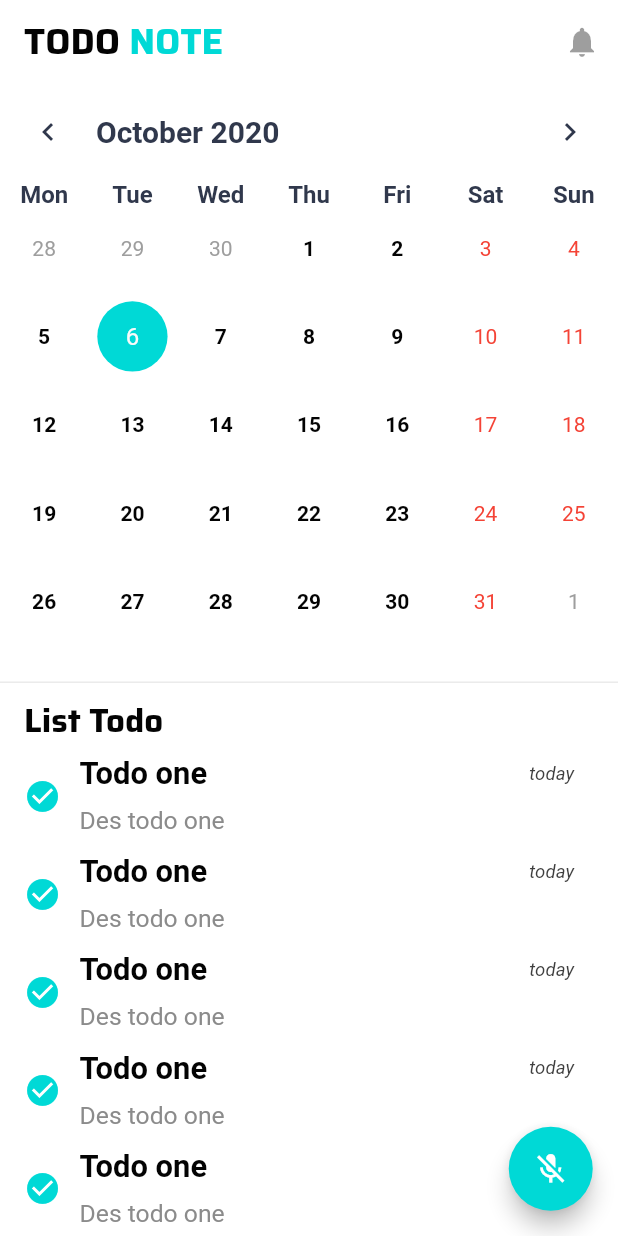
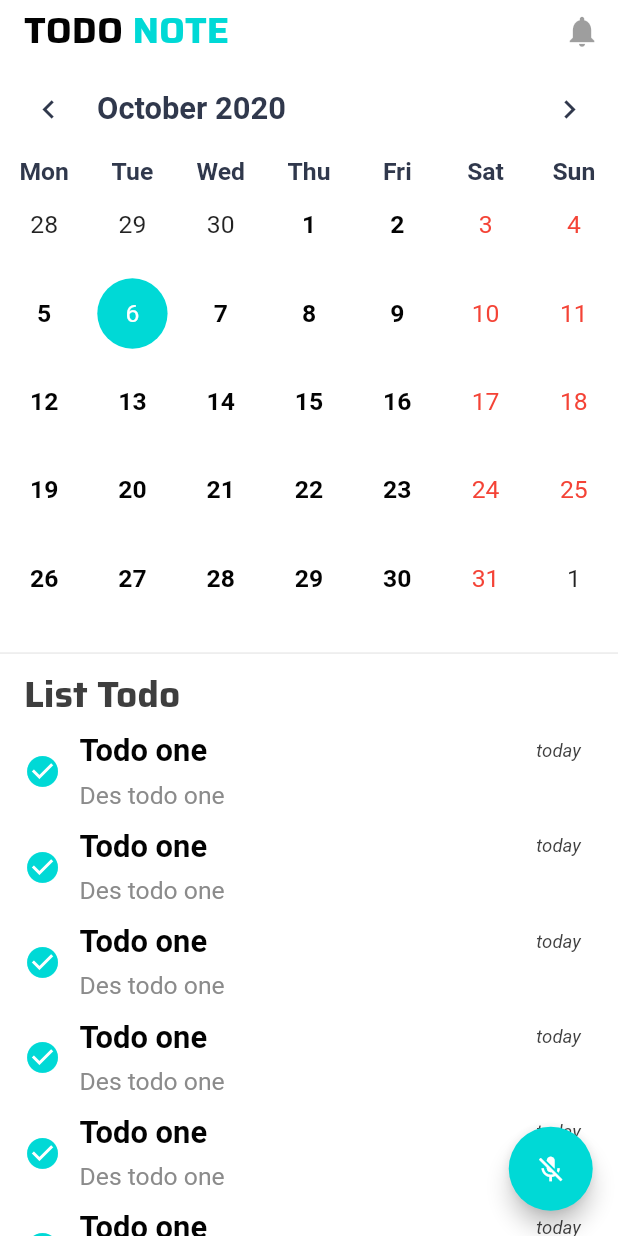
Before and after one commit to haprosd5/flutter_project_toapp_text_recongnize, a Flutter app: the screen it shows after launch, on a phone screen of 412 x 824 dp. Run offline on Flutter 3.47's test engine with Material 2 defaults, Android fonts, the phone set to English and light mode, and no system bars; drawn by our look-alikes of avatar_glow, table_calendar; our stand-ins replace google_fonts.

Commit message:
comit sau kh i cai lai ma tinh

```diff
--- a/lib/screens/home_screen.dart
+++ b/lib/screens/home_screen.dart
@@ -32,13 +32,16 @@ class _HomeScreenState extends State<HomeScreen> {
   Widget build(BuildContext context) {
     SizeConfig().init(context);
     return Scaffold(
-      appBar: AppBar(
+      appBar: PreferredSize(
+        preferredSize: Size.fromHeight(40.0),
+        child: AppBar(
           title: Row(
+            crossAxisAlignment: CrossAxisAlignment.end,
             children: <Widget>[
               Text(
                 'TODO ',
                 style: GoogleFonts.saira(
-                fontSize: 24,
+                  fontSize: SizeConfig.blockSizeVertical * 3,
                   color: kTextPrimaryMainColor,
                   fontWeight: FontWeight.bold,
                 ),
@@ -46,15 +49,21 @@ class _HomeScreenState extends State<HomeScreen> {
               Text(
                 'NOTE',
                 style: GoogleFonts.saira(
-                  fontSize: 24,
+                    fontSize: SizeConfig.blockSizeVertical * 3,
                     color: kAccendMainColor,
                     fontWeight: FontWeight.bold),
               ),
             ],
           ),
           actions: <Widget>[
-          IconButton(icon: Icon(Icons.notifications), onPressed: null)
+            IconButton(
+                icon: Icon(
+                  Icons.notifications,
+                  size: SizeConfig.blockSizeVertical * 3,
+                ),
+                onPressed: null)
           ],
+        ),
       ),
       body: Container(
         child: SingleChildScrollView(
@@ -64,46 +73,61 @@ class _HomeScreenState extends State<HomeScreen> {
                 startingDayOfWeek: StartingDayOfWeek.monday,
                 calendarController: calendarController,
                 calendarStyle: CalendarStyle(
+                  selectedStyle: TextStyle(
+                    fontSize: SizeConfig.blockSizeVertical * 2,
+                    color: kPrimaryMainColor,
+                  ),
+                  outsideStyle: TextStyle(
+                    fontSize: SizeConfig.blockSizeVertical * 2,
+                  ),
+                  weekendStyle: TextStyle(
+                    fontSize: SizeConfig.blockSizeVertical * 2,
+                    color: Colors.red,
+                  ),
                   weekdayStyle: TextStyle(
                     color: kTextPrimaryMainColor,
-                        fontWeight: FontWeight.bold),
+                    fontSize: SizeConfig.blockSizeVertical * 2,
+                    fontWeight: FontWeight.bold,
+                  ),
                   selectedColor: kAccendMainColor,
-                    todayColor: kTextPrimarySubColor),
+                  todayColor: kTextPrimarySubColor,
+                ),
                 daysOfWeekStyle: DaysOfWeekStyle(
                   weekdayStyle: TextStyle(
                       color: Color(0xff30384c),
                       fontWeight: FontWeight.bold,
-                      fontSize: 16),
+                      fontSize: SizeConfig.blockSizeVertical * 2),
                   weekendStyle: TextStyle(
                       color: Color(0xff30384c),
                       fontWeight: FontWeight.bold,
-                      fontSize: 16),
+                      fontSize: SizeConfig.blockSizeVertical * 2),
                 ),
                 headerStyle: HeaderStyle(
                   formatButtonVisible: false,
                   titleTextStyle: TextStyle(
                     color: Color(0xff30384c),
-                    fontSize: 20,
+                    fontSize: SizeConfig.blockSizeVertical * 2.5,
                     fontWeight: FontWeight.bold,
                   ),
                   leftChevronIcon: Icon(
                     Icons.chevron_left,
+                    size: SizeConfig.blockSizeVertical * 3,
                     color: Color(0xff30384c),
                   ),
                   rightChevronIcon: Icon(
                     Icons.chevron_right,
+                    size: SizeConfig.blockSizeVertical * 3,
                     color: Color(0xff30384c),
                   ),
                 ),
                 locale: 'en_US',
               ),
               SizedBox(
-                height: SizeConfig.blockSizeVertical * 2.0,
+                height: SizeConfig.blockSizeVertical * 1.5,
               ),
               Divider(),
               Container(
                 width: SizeConfig.screenWidth,
-                  //height: SizeConfig.screenHeight,
                 child: Padding(
                   padding: const EdgeInsets.symmetric(horizontal: 16.0),
                   child: Column(
@@ -112,25 +136,23 @@ class _HomeScreenState extends State<HomeScreen> {
                       Text(
                         'List Todo',
                         style: GoogleFonts.saira(
-                              fontSize: 22,
-                              color: kTextPrimaryMainColor,
+                            fontSize: SizeConfig.blockSizeVertical * 3,
+                            color: kTextPrimarySubColor,
                             fontWeight: FontWeight.bold),
                       ),
                       // hien thi phan todo
-                        Container(
-                          child: ListView.builder(
+                      ListView.builder(
                         physics: const NeverScrollableScrollPhysics(),
                         shrinkWrap: true,
                         itemBuilder: (context, index) {
-                              return buildTodo(
-                                  context, 'Todo one', 'Des todo one');
+                          return buildTodo(context, 'Todo one', 'Des todo one');
                         },
                         itemCount: 10,
                       ),
-                        )
                     ],
                   ),
-                  )),
+                ),
+              ),
             ],
           ),
         ),
@@ -146,6 +168,7 @@ class _HomeScreenState extends State<HomeScreen> {
           onPressed: null,
           child: Icon(
             Icons.mic_off,
+            size: SizeConfig.blockSizeVertical * 2.5,
             color: kPrimaryMainColor,
           ), // ! false ? Icons.mic :
         ),
@@ -155,42 +178,49 @@ class _HomeScreenState extends State<HomeScreen> {
 
   Container buildTodo(BuildContext context, String title, String description) {
     return Container(
-      //color: Colors.red,
       margin: EdgeInsets.only(
-          top: SizeConfig.blockSizeHorizontal * 1.5,
-          bottom: SizeConfig.blockSizeHorizontal * 1.5),
+          top: SizeConfig.blockSizeHorizontal * 1.5, bottom: SizeConfig.blockSizeHorizontal * 1.5),
+      child: Container(
         child: Row(
           children: <Widget>[
-          Icon(
+            Flexible(
+              flex: 1,
+              child: Icon(
                 Icons.check_circle,
                 color: kAccendMainColor,
                 size: SizeConfig.blockSizeVertical * 3,
               ),
+            ),
             SizedBox(
               width: SizeConfig.screenWidth * 0.03,
             ),
-          Container(
-            width: SizeConfig.screenWidth * 0.8,
+            Flexible(
+              flex: 10,
+              child: Container(
                 child: Column(
                   crossAxisAlignment: CrossAxisAlignment.start,
                   children: <Widget>[
                     Row(
                       mainAxisAlignment: MainAxisAlignment.spaceBetween,
                       children: <Widget>[
-                    Text(title,
+                        Text(
+                          title,
                           style: TextStyle(
                               fontSize: SizeConfig.blockSizeVertical * 2.5,
                               fontWeight: FontWeight.bold,
-                            color: kTextPrimaryMainColor)),
-                    Text('today',
+                              color: kTextPrimaryMainColor),
+                        ),
+                        Text(
+                          'today',
                           style: TextStyle(
                               fontSize: SizeConfig.blockSizeVertical * 1.5,
                               fontStyle: FontStyle.italic,
-                            color: kTextPrimarySubColor)),
+                              color: kTextPrimarySubColor),
+                        ),
                       ],
                     ),
                     SizedBox(
-                  height: 10,
+                      height: SizeConfig.blockSizeVertical * 1,
                     ),
                     Text(
                       description,
@@ -201,8 +231,10 @@ class _HomeScreenState extends State<HomeScreen> {
                     ),
                   ],
                 ),
+              ),
             )
           ],
+        ),
       ),
     );
   }
```
Also changed, not shown: pubspec.lock, 1 other file. Lines whose indentation alone changed are shown as unchanged.
